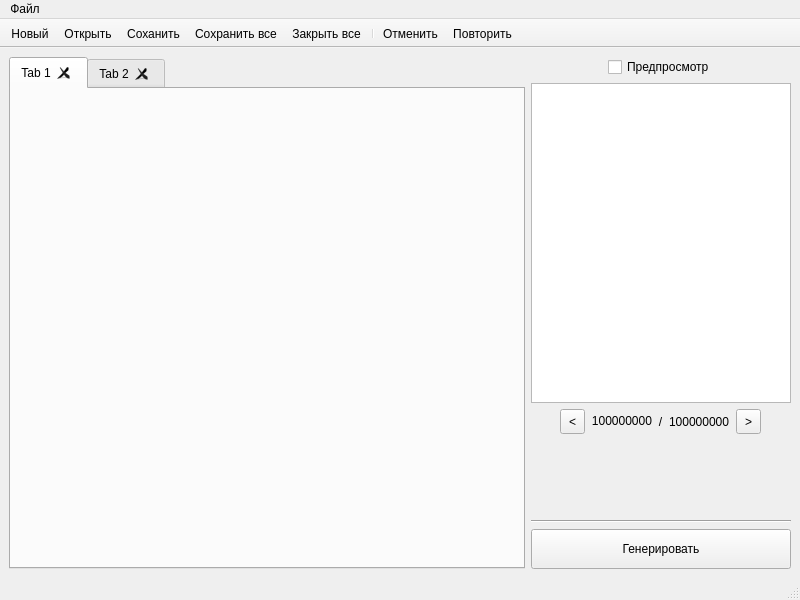
Old version of the form Forms/MainWin.ui in the repository hremman/ImageCompiler.
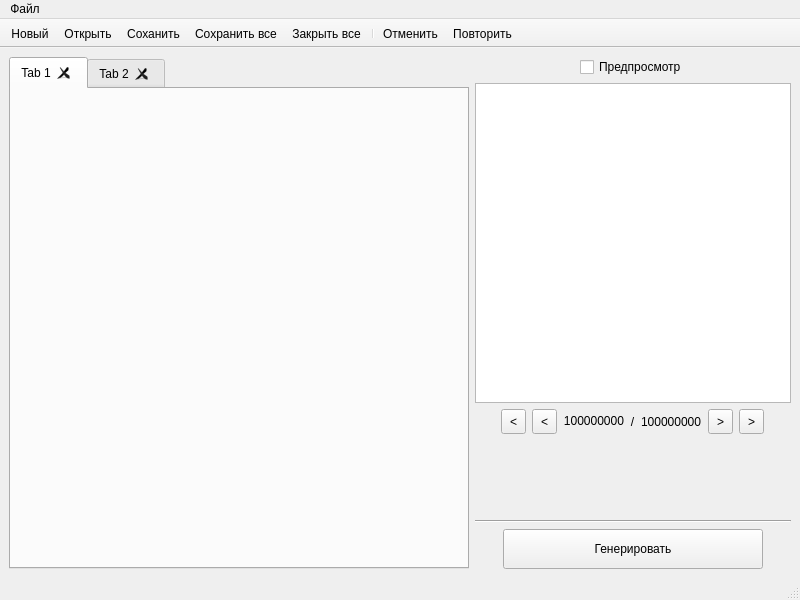
New version of the form. Icons and pictures are not drawn.

```diff
--- a/Forms/MainWin.ui
+++ b/Forms/MainWin.ui
@@ -32,10 +32,7 @@
      <verstretch>0</verstretch>
     </sizepolicy>
    </property>
-   <layout class="QHBoxLayout" name="horizontalLayout_3" stretch="4,1">
-    <property name="sizeConstraint">
-     <enum>QLayout::SetDefaultConstraint</enum>
-    </property>
+   <layout class="QHBoxLayout" name="horizontalLayout">
     <item>
      <widget class="QTabWidget" name="tabs">
       <property name="enabled">
@@ -169,7 +166,42 @@
           </property>
           <property name="icon">
            <iconset resource="../res.qrc">
-            <normaloff>:/image/icon/resourses/left.ico</normaloff>:/image/icon/resourses/left.ico</iconset>
+            <normaloff>:/image/icon/resourses/left_picture.ico</normaloff>:/image/icon/resourses/left_picture.ico</iconset>
+          </property>
+          <property name="iconSize">
+           <size>
+            <width>24</width>
+            <height>24</height>
+           </size>
+          </property>
+         </widget>
+        </item>
+        <item>
+         <widget class="QToolButton" name="prev_color">
+          <property name="minimumSize">
+           <size>
+            <width>25</width>
+            <height>25</height>
+           </size>
+          </property>
+          <property name="maximumSize">
+           <size>
+            <width>25</width>
+            <height>25</height>
+           </size>
+          </property>
+          <property name="text">
+           <string>&lt;</string>
+          </property>
+          <property name="icon">
+           <iconset resource="../res.qrc">
+            <normaloff>:/image/icon/resourses/left_palete.ico</normaloff>:/image/icon/resourses/left_palete.ico</iconset>
+          </property>
+          <property name="iconSize">
+           <size>
+            <width>24</width>
+            <height>24</height>
+           </size>
           </property>
          </widget>
         </item>
@@ -231,7 +263,42 @@
           </property>
           <property name="icon">
            <iconset resource="../res.qrc">
-            <normaloff>:/image/icon/resourses/right.ico</normaloff>:/image/icon/resourses/right.ico</iconset>
+            <normaloff>:/image/icon/resourses/right_palete.ico</normaloff>:/image/icon/resourses/right_palete.ico</iconset>
+          </property>
+          <property name="iconSize">
+           <size>
+            <width>24</width>
+            <height>24</height>
+           </size>
+          </property>
+         </widget>
+        </item>
+        <item>
+         <widget class="QToolButton" name="next_file">
+          <property name="minimumSize">
+           <size>
+            <width>25</width>
+            <height>25</height>
+           </size>
+          </property>
+          <property name="maximumSize">
+           <size>
+            <width>25</width>
+            <height>25</height>
+           </size>
+          </property>
+          <property name="text">
+           <string>&gt;</string>
+          </property>
+          <property name="icon">
+           <iconset resource="../res.qrc">
+            <normaloff>:/image/icon/resourses/right_picture.ico</normaloff>:/image/icon/resourses/right_picture.ico</iconset>
+          </property>
+          <property name="iconSize">
+           <size>
+            <width>24</width>
+            <height>24</height>
+           </size>
           </property>
          </widget>
         </item>
```
Left out of the diff: 4 changed lines with no effect on the pictures.
